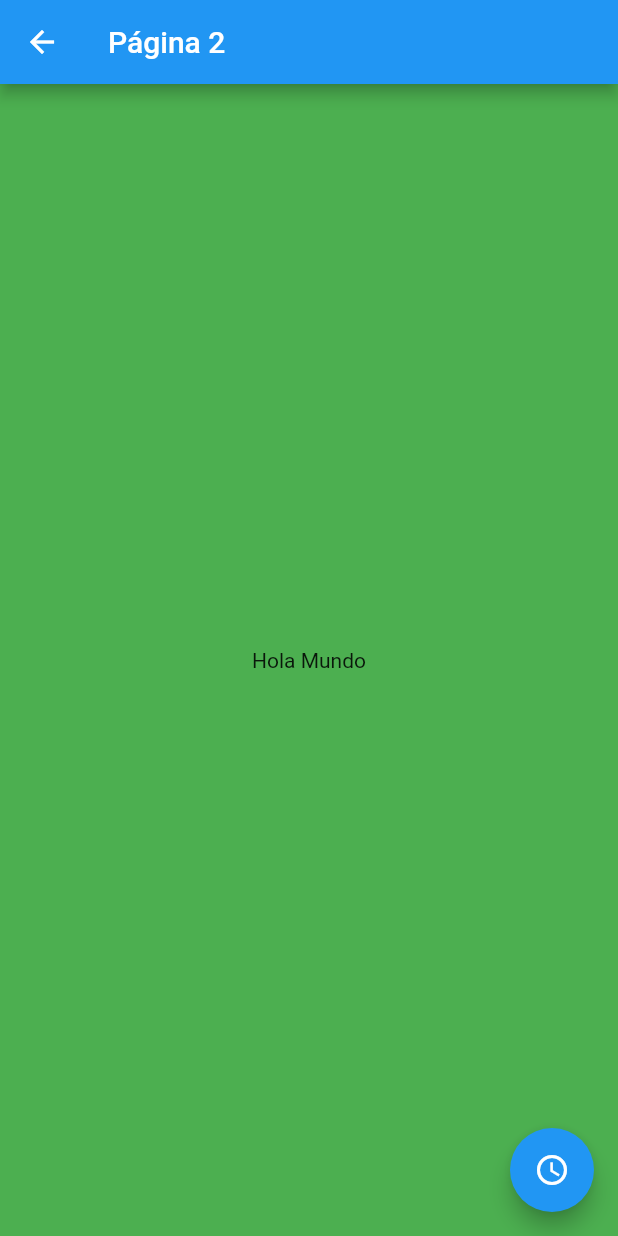
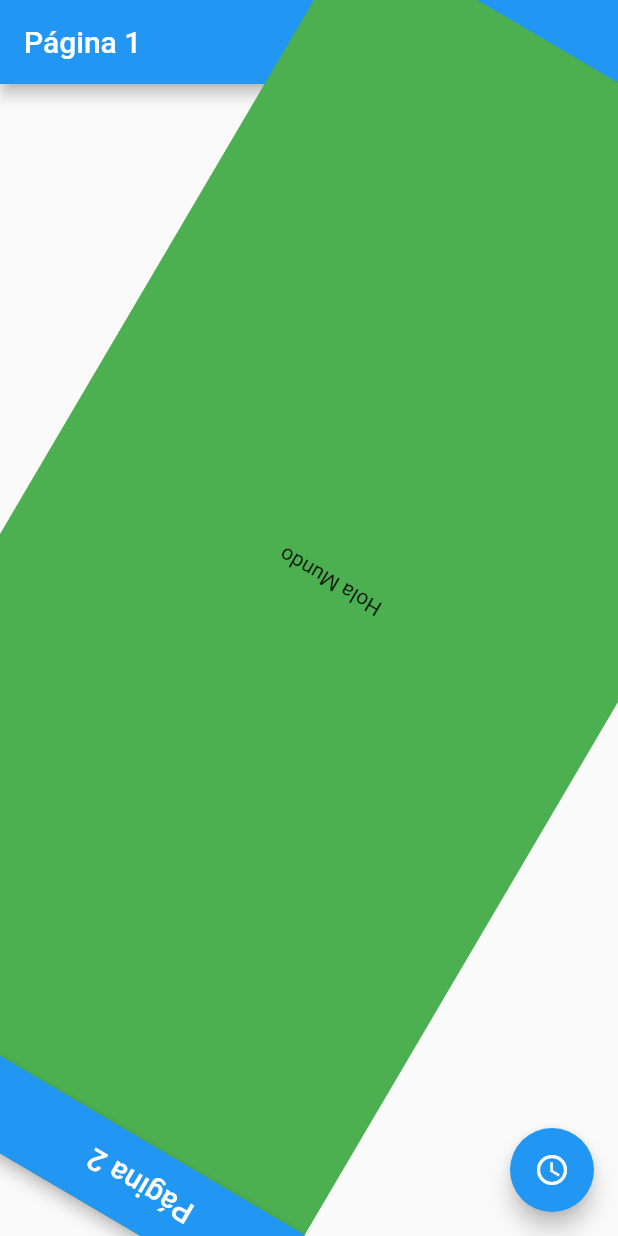
Before and after one commit to pedromolesp/TransicionesFlutter, a Flutter app: the screen it shows after launch, after a tap on the "access time" icon, on a phone screen of 412 x 824 dp. Run offline on Flutter 3.47's test engine with Material 2 defaults, Android fonts, the light colour scheme and no system bars.

Commit message:
terminada clase 293

```diff
--- a/lib/pages/pagina1_page.dart
+++ b/lib/pages/pagina1_page.dart
@@ -33,11 +33,16 @@ class Pagina1Page extends StatelessWidget {
               .animate(curvedAnimation),
           child: child,
         ); */
-        return ScaleTransition(
+        /*   return ScaleTransition(
             child: child,
             scale:
+                Tween<double>(begin: 0.0, end: 1.0).animate(curvedAnimation)); */
+        return RotationTransition(
+            child: child,
+            turns:
                 Tween<double>(begin: 0.0, end: 1.0).animate(curvedAnimation));
-      }, // transitionDuration: Duration(seconds: 2),
+      },
+      transitionDuration: Duration(seconds: 2),
     );
   }
 }
```
